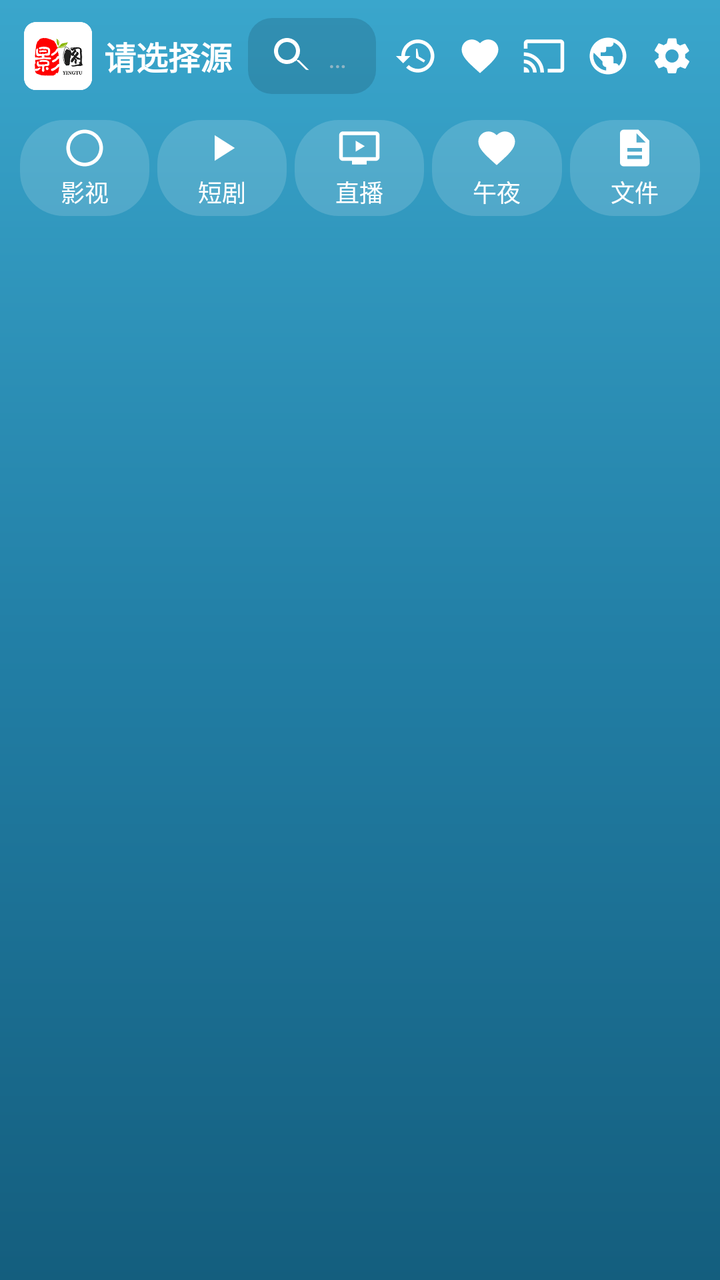
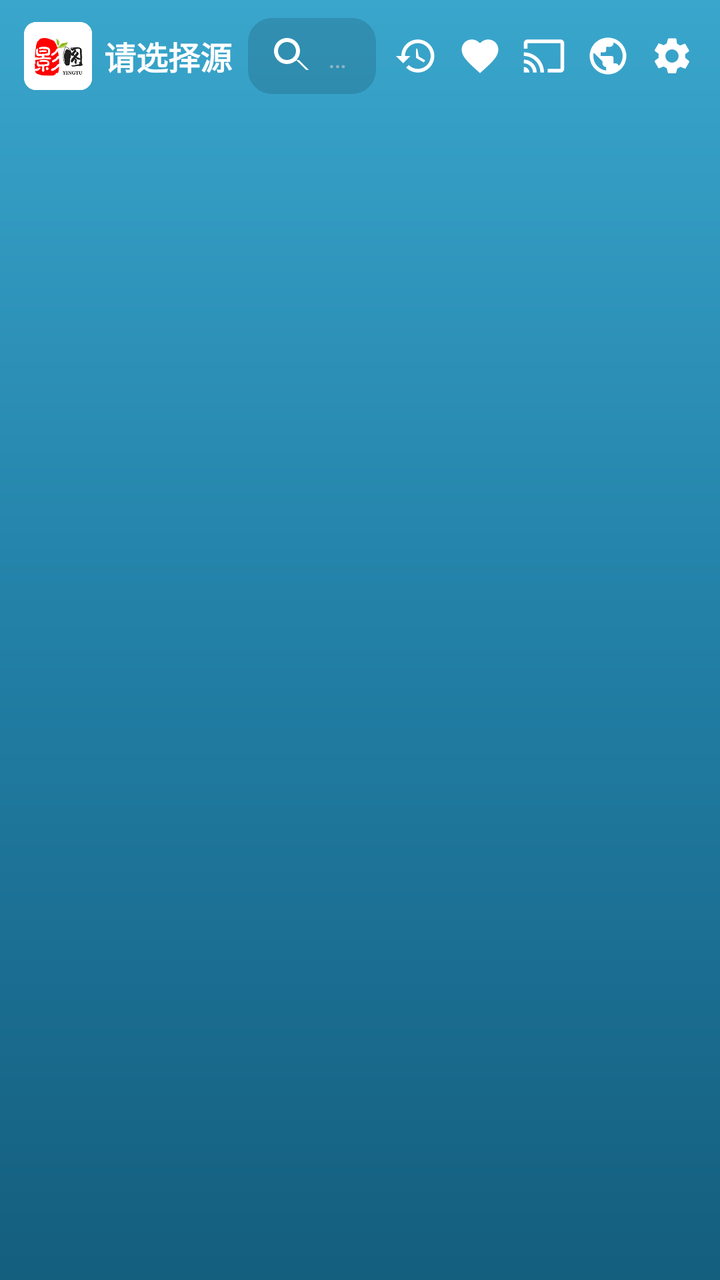

Before-and-after screenshots of an Android layout around one commit, followed by the original layout XML and the change that was made.
<!-- AndroidManifest.xml: application theme AppTheme -->
<!-- res/layout/activity_home.xml -->
<?xml version="1.0" encoding="utf-8"?>
<FrameLayout xmlns:android="http://schemas.android.com/apk/res/android"
    xmlns:app="http://schemas.android.com/apk/res-auto"
    android:layout_width="match_parent"
    android:layout_height="match_parent"
    android:fitsSystemWindows="true">

    
    <LinearLayout
        android:layout_width="match_parent"
        android:layout_height="match_parent"
        android:orientation="vertical">

        
        <LinearLayout
            android:layout_width="match_parent"
            android:layout_height="56dp"
            android:gravity="center_vertical"
            android:orientation="horizontal"
            android:paddingStart="12dp"
            android:paddingEnd="8dp">

            <ImageView
                android:id="@+id/ivLogo"
                android:layout_width="34dp"
                android:layout_height="34dp"
                android:contentDescription="打开导航"
                android:src="@drawable/logo" />

            <TextView
                android:id="@+id/tvTitle"
                android:layout_width="wrap_content"
                android:layout_height="wrap_content"
                android:layout_marginStart="6dp"
                android:ellipsize="end"
                android:maxLines="1"
                android:maxWidth="110dp"
                android:text="@string/source_default"
                android:textColor="@color/text_primary"
                android:textSize="16sp"
                android:textStyle="bold" />

            
            <TextView
                android:id="@+id/tvSearchBox"
                android:layout_width="0dp"
                android:layout_height="38dp"
                android:layout_marginStart="8dp"
                android:layout_marginEnd="4dp"
                android:layout_weight="1"
                android:background="@drawable/bg_input"
                android:clickable="true"
                android:drawableStart="@drawable/ic_search"
                android:drawablePadding="6dp"
                android:ellipsize="end"
                android:focusable="true"
                android:gravity="center_vertical"
                android:maxLines="1"
                android:paddingStart="10dp"
                android:paddingEnd="10dp"
                android:text="@string/hint_search"
                android:textColor="@color/text_hint"
                android:textSize="14sp" />

            <ImageView
                android:id="@+id/ivHistory"
                android:layout_width="32dp"
                android:layout_height="32dp"
                android:background="?attr/selectableItemBackgroundBorderless"
                android:contentDescription="历史"
                android:padding="5dp"
                android:src="@drawable/ic_history"
                app:tint="@color/text_primary" />

            <ImageView
                android:id="@+id/ivFav"
                android:layout_width="32dp"
                android:layout_height="32dp"
                android:background="?attr/selectableItemBackgroundBorderless"
                android:contentDescription="收藏"
                android:padding="5dp"
                android:src="@drawable/ic_fav_on"
                app:tint="@color/text_primary" />

            <ImageView
                android:id="@+id/ivCast"
                android:layout_width="32dp"
                android:layout_height="32dp"
                android:background="?attr/selectableItemBackgroundBorderless"
                android:contentDescription="放映"
                android:padding="5dp"
                android:src="@drawable/ic_cast"
                app:tint="@color/text_primary" />

            <ImageView
                android:id="@+id/ivWeb"
                android:layout_width="32dp"
                android:layout_height="32dp"
                android:background="?attr/selectableItemBackgroundBorderless"
                android:contentDescription="网页"
                android:padding="5dp"
                android:src="@drawable/ic_web"
                app:tint="@color/text_primary" />

            <ImageView
                android:id="@+id/ivSetting"
                android:layout_width="32dp"
                android:layout_height="32dp"
                android:background="?attr/selectableItemBackgroundBorderless"
                android:contentDescription="设置"
                android:padding="5dp"
                android:src="@drawable/ic_setting"
                app:tint="@color/text_primary" />
        </LinearLayout>

        
        <include layout="@layout/layout_home_zone_tabs" />

        
        <FrameLayout
            android:id="@+id/fragmentContainer"
            android:layout_width="match_parent"
            android:layout_height="0dp"
            android:layout_weight="1" />
    </LinearLayout>

    
    <View
        android:id="@+id/edgeSwipeZone"
        android:layout_width="16dp"
        android:layout_height="match_parent"
        android:layout_gravity="start"
        android:layout_marginTop="56dp"
        android:background="@android:color/transparent" />

    
    <View
        android:id="@+id/sidebarScrim"
        android:layout_width="match_parent"
        android:layout_height="match_parent"
        android:background="#80000000"
        android:visibility="gone" />

    
    <LinearLayout
        android:id="@+id/sidebarPanel"
        android:layout_width="304dp"
        android:layout_height="match_parent"
        android:layout_gravity="start"
        android:background="@color/gradient_bottom"
        android:orientation="vertical"
        android:paddingTop="16dp"
        android:visibility="gone">

        <LinearLayout
            android:layout_width="match_parent"
            android:layout_height="wrap_content"
            android:gravity="center_vertical"
            android:orientation="horizontal"
            android:paddingStart="20dp"
            android:paddingEnd="16dp"
            android:paddingBottom="12dp">

            <ImageView
                android:id="@+id/ivSbLogo"
                android:layout_width="48dp"
                android:layout_height="48dp"
                android:background="@drawable/bg_circle_transparent"
                android:contentDescription="影图+"
                android:padding="6dp"
                android:scaleType="fitCenter"
                android:src="@drawable/logo" />

            <LinearLayout
                android:layout_width="wrap_content"
                android:layout_height="wrap_content"
                android:layout_marginStart="12dp"
                android:orientation="vertical">

                <TextView
                    android:layout_width="wrap_content"
                    android:layout_height="wrap_content"
                    android:text="影图+"
                    android:textColor="@color/text_primary"
                    android:textSize="17sp"
                    android:textStyle="bold" />

                <TextView
                    android:id="@+id/tvSbVersion"
                    android:layout_width="wrap_content"
                    android:layout_height="wrap_content"
                    android:layout_marginTop="2dp"
                    android:textColor="@color/text_secondary"
                    android:textSize="12sp" />
            </LinearLayout>
        </LinearLayout>

        <View
            android:layout_width="match_parent"
            android:layout_height="1dp"
            android:layout_marginStart="20dp"
            android:layout_marginEnd="20dp"
            android:background="#26FFFFFF" />

        
        <LinearLayout
            android:layout_width="match_parent"
            android:layout_height="wrap_content"
            android:layout_marginStart="12dp"
            android:layout_marginTop="12dp"
            android:layout_marginEnd="12dp"
            android:background="@drawable/bg_widget"
            android:orientation="vertical"
            android:paddingTop="4dp"
            android:paddingBottom="4dp">

            <LinearLayout
                android:layout_width="match_parent"
                android:layout_height="wrap_content"
                android:orientation="vertical"
                android:paddingStart="16dp"
                android:paddingTop="8dp"
                android:paddingEnd="16dp"
                android:paddingBottom="8dp">

                <TextView
                    android:layout_width="wrap_content"
                    android:layout_height="wrap_content"
                    android:text="应用工具"
                    android:textColor="@color/text_primary"
                    android:textSize="15sp"
                    android:textStyle="bold" />

                <TextView
                    android:layout_width="wrap_content"
                    android:layout_height="wrap_content"
                    android:layout_marginTop="2dp"
                    android:text="通用配置与管理"
                    android:textColor="@color/text_secondary"
                    android:textSize="12sp" />
            </LinearLayout>

            <LinearLayout
                android:id="@+id/sbFastSearch"
                android:layout_width="match_parent"
                android:layout_height="56dp"
                android:gravity="center_vertical"
                android:orientation="horizontal"
                android:paddingStart="16dp"
                android:paddingEnd="12dp">

                <ImageView
                    android:layout_width="24dp"
                    android:layout_height="24dp"
                    android:src="@drawable/ic_search"
                    app:tint="@color/text_primary" />

                <LinearLayout
                    android:layout_width="0dp"
                    android:layout_height="wrap_content"
                    android:layout_marginStart="14dp"
                    android:layout_weight="1"
                    android:orientation="vertical">

                    <TextView
                        android:id="@+id/tvSbFastSearch"
                        android:layout_width="wrap_content"
                        android:layout_height="wrap_content"
                        android:text="快搜"
                        android:textColor="@color/text_primary"
                        android:textSize="15sp" />

                    <TextView
                        android:layout_width="wrap_content"
                        android:layout_height="wrap_content"
                        android:layout_marginTop="2dp"
                        android:text="多站并行搜索，快速找片"
                        android:textColor="@color/text_secondary"
                        android:textSize="12sp" />
                </LinearLayout>

                <ImageView
                    android:layout_width="18dp"
                    android:layout_height="18dp"
                    android:src="@drawable/ic_arrow_right"
                    app:tint="@color/text_secondary" />
            </LinearLayout>

            <LinearLayout
                android:id="@+id/sbCollect"
                android:layout_width="match_parent"
                android:layout_height="56dp"
                android:gravity="center_vertical"
                android:orientation="horizontal"
                android:paddingStart="16dp"
                android:paddingEnd="12dp">

                <ImageView
                    android:layout_width="24dp"
                    android:layout_height="24dp"
                    android:src="@drawable/ic_fav_on"
                    app:tint="@color/text_primary" />

                <LinearLayout
                    android:layout_width="0dp"
                    android:layout_height="wrap_content"
                    android:layout_marginStart="14dp"
                    android:layout_weight="1"
                    android:orientation="vertical">

                    <TextView
                        android:id="@+id/tvSbCollect"
                        android:layout_width="wrap_content"
                        android:layout_height="wrap_content"
                        android:text="收藏"
                        android:textColor="@color/text_primary"
                        android:textSize="15sp" />

                    <TextView
                        android:layout_width="wrap_content"
                        android:layout_height="wrap_content"
                        android:layout_marginTop="2dp"
                        android:text="收藏的影片，随时回看"
                        android:textColor="@color/text_secondary"
                        android:textSize="12sp" />
                </LinearLayout>

                <ImageView
                    android:layout_width="18dp"
                    android:layout_height="18dp"
                    android:src="@drawable/ic_arrow_right"
                    app:tint="@color/text_secondary" />
            </LinearLayout>

            <LinearLayout
                android:id="@+id/sbApps"
                android:layout_width="match_parent"
                android:layout_height="56dp"
                android:gravity="center_vertical"
                android:orientation="horizontal"
                android:paddingStart="16dp"
                android:paddingEnd="12dp">

                <ImageView
                    android:layout_width="24dp"
                    android:layout_height="24dp"
                    android:src="@drawable/ic_apps"
                    app:tint="@color/text_primary" />

                <LinearLayout
                    android:layout_width="0dp"
                    android:layout_height="wrap_content"
                    android:layout_marginStart="14dp"
                    android:layout_weight="1"
                    android:orientation="vertical">

                    <TextView
                        android:id="@+id/tvSbApps"
                        android:layout_width="wrap_content"
                        android:layout_height="wrap_content"
                        android:text="应用"
                        android:textColor="@color/text_primary"
                        android:textSize="15sp" />

                    <TextView
                        android:layout_width="wrap_content"
                        android:layout_height="wrap_content"
                        android:layout_marginTop="2dp"
                        android:text="手机已装应用，点一下打开"
                        android:textColor="@color/text_secondary"
                        android:textSize="12sp" />
                </LinearLayout>

                <ImageView
                    android:layout_width="18dp"
                    android:layout_height="18dp"
                    android:src="@drawable/ic_arrow_right"
                    app:tint="@color/text_secondary" />
            </LinearLayout>

            <LinearLayout
                android:id="@+id/sbDrive"
                android:layout_width="match_parent"
                android:layout_height="56dp"
                android:gravity="center_vertical"
                android:orientation="horizontal"
                android:paddingStart="16dp"
                android:paddingEnd="12dp">

                <ImageView
                    android:layout_width="24dp"
                    android:layout_height="24dp"
                    android:src="@drawable/ic_folder"
                    app:tint="@color/text_primary" />

                <LinearLayout
                    android:layout_width="0dp"
                    android:layout_height="wrap_content"
                    android:layout_marginStart="14dp"
                    android:layout_weight="1"
                    android:orientation="vertical">

                    <TextView
                        android:id="@+id/tvSbDrive"
                        android:layout_width="wrap_content"
                        android:layout_height="wrap_content"
                        android:text="网盘"
                        android:textColor="@color/text_primary"
                        android:textSize="15sp" />

                    <TextView
                        android:layout_width="wrap_content"
                        android:layout_height="wrap_content"
                        android:layout_marginTop="2dp"
                        android:text="网盘资源浏览与播放"
                        android:textColor="@color/text_secondary"
                        android:textSize="12sp" />
                </LinearLayout>

                <ImageView
                    android:layout_width="18dp"
                    android:layout_height="18dp"
                    android:src="@drawable/ic_arrow_right"
                    app:tint="@color/text_secondary" />
            </LinearLayout>

            <LinearLayout
                android:id="@+id/sbPush"
                android:layout_width="match_parent"
                android:layout_height="56dp"
                android:gravity="center_vertical"
                android:orientation="horizontal"
                android:paddingStart="16dp"
                android:paddingEnd="12dp">

                <ImageView
                    android:layout_width="24dp"
                    android:layout_height="24dp"
                    android:src="@drawable/ic_chat"
                    app:tint="@color/text_primary" />

                <LinearLayout
                    android:layout_width="0dp"
                    android:layout_height="wrap_content"
                    android:layout_marginStart="14dp"
                    android:layout_weight="1"
                    android:orientation="vertical">

                    <TextView
                        android:id="@+id/tvSbPush"
                        android:layout_width="wrap_content"
                        android:layout_height="wrap_content"
                        android:text="推送"
                        android:textColor="@color/text_primary"
                        android:textSize="15sp" />

                    <TextView
                        android:layout_width="wrap_content"
                        android:layout_height="wrap_content"
                        android:layout_marginTop="2dp"
                        android:text="推送消息收件箱"
                        android:textColor="@color/text_secondary"
                        android:textSize="12sp" />
                </LinearLayout>

                <ImageView
                    android:layout_width="18dp"
                    android:layout_height="18dp"
                    android:src="@drawable/ic_arrow_right"
                    app:tint="@color/text_secondary" />
            </LinearLayout>

            <LinearLayout
                android:id="@+id/sbEpg"
                android:layout_width="match_parent"
                android:layout_height="56dp"
                android:gravity="center_vertical"
                android:orientation="horizontal"
                android:paddingStart="16dp"
                android:paddingEnd="12dp">

                <ImageView
                    android:layout_width="24dp"
                    android:layout_height="24dp"
                    android:src="@drawable/ic_episode"
                    app:tint="@color/text_primary" />

                <LinearLayout
                    android:layout_width="0dp"
                    android:layout_height="wrap_content"
                    android:layout_marginStart="14dp"
                    android:layout_weight="1"
                    android:orientation="vertical">

                    <TextView
                        android:id="@+id/tvSbEpg"
                        android:layout_width="wrap_content"
                        android:layout_height="wrap_content"
                        android:text="节目单"
                        android:textColor="@color/text_primary"
                        android:textSize="15sp" />

                    <TextView
                        android:layout_width="wrap_content"
                        android:layout_height="wrap_content"
                        android:layout_marginTop="2dp"
                        android:text="直播频道节目时间表"
                        android:textColor="@color/text_secondary"
                        android:textSize="12sp" />
                </LinearLayout>

                <ImageView
                    android:layout_width="18dp"
                    android:layout_height="18dp"
                    android:src="@drawable/ic_arrow_right"
                    app:tint="@color/text_secondary" />
            </LinearLayout>
        </LinearLayout>
    </LinearLayout>

</FrameLayout>
<!-- res/layout/layout_home_zone_tabs.xml (included above) -->
<?xml version="1.0" encoding="utf-8"?>
<LinearLayout xmlns:android="http://schemas.android.com/apk/res/android"
    xmlns:app="http://schemas.android.com/apk/res-auto"
    android:layout_width="match_parent"
    android:layout_height="56dp"
    android:gravity="center_vertical"
    android:orientation="horizontal"
    android:paddingStart="8dp"
    android:paddingEnd="8dp">

    <LinearLayout
        android:id="@+id/tabMovie"
        android:layout_width="0dp"
        android:layout_height="48dp"
        android:layout_margin="2dp"
        android:layout_weight="1"
        android:background="@drawable/bg_tab_pill"
        android:clickable="true"
        android:gravity="center"
        android:orientation="vertical">

        <ImageView
            android:id="@+id/ivTabMovie"
            android:layout_width="22dp"
            android:layout_height="22dp"
            android:src="@drawable/ic_play_circle"
            app:tint="@color/text_primary" />

        <TextView
            android:id="@+id/tvTabMovie"
            android:layout_width="wrap_content"
            android:layout_height="wrap_content"
            android:layout_marginTop="2dp"
            android:text="影视"
            android:textColor="@color/text_primary"
            android:textSize="12sp" />
    </LinearLayout>

    <LinearLayout
        android:id="@+id/tabDrama"
        android:layout_width="0dp"
        android:layout_height="48dp"
        android:layout_margin="2dp"
        android:layout_weight="1"
        android:background="@drawable/bg_tab_pill"
        android:clickable="true"
        android:gravity="center"
        android:orientation="vertical">

        <ImageView
            android:id="@+id/ivTabDrama"
            android:layout_width="22dp"
            android:layout_height="22dp"
            android:src="@drawable/ic_play"
            app:tint="@color/text_primary" />

        <TextView
            android:id="@+id/tvTabDrama"
            android:layout_width="wrap_content"
            android:layout_height="wrap_content"
            android:layout_marginTop="2dp"
            android:text="短剧"
            android:textColor="@color/text_primary"
            android:textSize="12sp" />
    </LinearLayout>

    <LinearLayout
        android:id="@+id/tabLive"
        android:layout_width="0dp"
        android:layout_height="48dp"
        android:layout_margin="2dp"
        android:layout_weight="1"
        android:background="@drawable/bg_tab_pill"
        android:clickable="true"
        android:gravity="center"
        android:orientation="vertical">

        <ImageView
            android:id="@+id/ivTabLive"
            android:layout_width="22dp"
            android:layout_height="22dp"
            android:src="@drawable/ic_live"
            app:tint="@color/text_primary" />

        <TextView
            android:id="@+id/tvTabLive"
            android:layout_width="wrap_content"
            android:layout_height="wrap_content"
            android:layout_marginTop="2dp"
            android:text="直播"
            android:textColor="@color/text_primary"
            android:textSize="12sp" />
    </LinearLayout>

    <LinearLayout
        android:id="@+id/tabMidnight"
        android:layout_width="0dp"
        android:layout_height="48dp"
        android:layout_margin="2dp"
        android:layout_weight="1"
        android:background="@drawable/bg_tab_pill"
        android:clickable="true"
        android:gravity="center"
        android:orientation="vertical">

        <ImageView
            android:id="@+id/ivTabMidnight"
            android:layout_width="22dp"
            android:layout_height="22dp"
            android:src="@drawable/ic_fav_on"
            app:tint="@color/text_primary" />

        <TextView
            android:id="@+id/tvTabMidnight"
            android:layout_width="wrap_content"
            android:layout_height="wrap_content"
            android:layout_marginTop="2dp"
            android:text="午夜"
            android:textColor="@color/text_primary"
            android:textSize="12sp" />
    </LinearLayout>

    <LinearLayout
        android:id="@+id/tabFile"
        android:layout_width="0dp"
        android:layout_height="48dp"
        android:layout_margin="2dp"
        android:layout_weight="1"
        android:background="@drawable/bg_tab_pill"
        android:clickable="true"
        android:gravity="center"
        android:orientation="vertical">

        <ImageView
            android:id="@+id/ivTabFile"
            android:layout_width="22dp"
            android:layout_height="22dp"
            android:src="@drawable/ic_file"
            app:tint="@color/text_primary" />

        <TextView
            android:id="@+id/tvTabFile"
            android:layout_width="wrap_content"
            android:layout_height="wrap_content"
            android:layout_marginTop="2dp"
            android:text="文件"
            android:textColor="@color/text_primary"
            android:textSize="12sp" />
    </LinearLayout>
</LinearLayout>
<!-- resources referenced by this layout -->
<resources>
  <color name="gradient_bottom">#145E7E</color>
  <color name="text_hint">#8FB4C4</color>
  <color name="text_primary">#FFFFFF</color>
  <color name="text_secondary">#C4DEE9</color>
  <!-- drawable bg_circle_transparent (drawable) -->
  <?xml version="1.0" encoding="utf-8"?>
  <shape xmlns:android="http://schemas.android.com/apk/res/android"
      android:shape="oval">
      <solid android:color="#4DFFFFFF" />
  </shape>
  <!-- drawable bg_input (drawable) -->
  <?xml version="1.0" encoding="utf-8"?>
  <shape xmlns:android="http://schemas.android.com/apk/res/android"
      android:shape="rectangle">
      <solid android:color="@color/card_bg" />
      <corners android:radius="12dp" />
  </shape>
  <!-- drawable bg_widget (drawable) -->
  <?xml version="1.0" encoding="utf-8"?>
  <shape xmlns:android="http://schemas.android.com/apk/res/android"
      android:shape="rectangle">
      <solid android:color="#99000000" />
      <corners android:radius="8dp" />
  </shape>
  <!-- drawable ic_arrow_right (drawable) -->
  <?xml version="1.0" encoding="utf-8"?>
  <vector xmlns:android="http://schemas.android.com/apk/res/android"
      android:width="18dp"
      android:height="18dp"
      android:viewportWidth="24"
      android:viewportHeight="24"
      android:tint="@color/text_hint">
      <path
          android:fillColor="#FFFFFF"
          android:pathData="M8.59,16.59L13.17,12 8.59,7.41 10,6l6,6 -6,6z" />
  </vector>
  <!-- drawable ic_chat (drawable) -->
  <?xml version="1.0" encoding="utf-8"?>
  <vector xmlns:android="http://schemas.android.com/apk/res/android"
      android:width="24dp" android:height="24dp"
      android:viewportWidth="24" android:viewportHeight="24">
      <path android:fillColor="#FFFFFF"
          android:pathData="M12,2C6.48,2 2,6.48 2,12s4.48,10 10,10 10,-4.48 10,-10S17.52,2 12,2zM12,4c4.41,0 8,3.59 8,8s-3.59,8 -8,8 -8,-3.59 -8,-8S7.59,4 12,4z" />
  </vector>
  <!-- drawable ic_play (drawable) -->
  <?xml version="1.0" encoding="utf-8"?>
  <vector xmlns:android="http://schemas.android.com/apk/res/android"
      android:width="24dp"
      android:height="24dp"
      android:viewportWidth="24"
      android:viewportHeight="24">
      <path
          android:fillColor="#FFFFFF"
          android:pathData="M8,5v14l11,-7z" />
  </vector>
  <!-- drawable ic_play_circle (drawable) -->
  <?xml version="1.0" encoding="utf-8"?>
  <vector xmlns:android="http://schemas.android.com/apk/res/android"
      android:width="24dp" android:height="24dp"
      android:viewportWidth="24" android:viewportHeight="24">
      <path android:fillColor="#FFFFFF"
          android:pathData="M12,2C6.48,2 2,6.48 2,12s4.48,10 10,10 10,-4.48 10,-10S17.52,2 12,2zM12,4c4.41,0 8,3.59 8,8s-3.59,8 -8,8 -8,-3.59 -8,-8S7.59,4 12,4z" />
  </vector>
  <string name="hint_search">搜索影片</string>
  <string name="source_default">请选择源</string>
  <style name="AppTheme" parent="Base.AppTheme" />
  <color name="card_bg">#3313384A</color>
  <color name="colorPrimary">#2BC4D8</color>
  <color name="white">#FFFFFF</color>
  <color name="amber_300">#FFD54F</color>
  <color name="colorOnPrimary">#06202A</color>
  <color name="colorPrimaryVariant">#1FA7BC</color>
  <!-- drawable bg_main_gradient (drawable) -->
  <?xml version="1.0" encoding="utf-8"?>
  <shape xmlns:android="http://schemas.android.com/apk/res/android"
      android:shape="rectangle">
      <gradient
          android:angle="270"
          android:startColor="@color/gradient_top"
          android:centerColor="@color/gradient_mid"
          android:endColor="@color/gradient_bottom"
          android:type="linear" />
  </shape>
  <color name="gradient_top">#3AA6CC</color>
  <color name="gradient_mid">#227FA6</color>
  <!-- unchanged entries left out for length: 14 -->
</resources>

<!-- the commit's change to res/layout/activity_home.xml (unified diff, before → after) -->
@@ -113,8 +113,6 @@
                 app:tint="@color/text_primary" />
         </LinearLayout>
 
-        
-        <include layout="@layout/layout_home_zone_tabs" />
 
         
         <FrameLayout
@@ -201,6 +199,15 @@
             android:layout_marginStart="20dp"
             android:layout_marginEnd="20dp"
             android:background="#26FFFFFF" />
+
+        
+        <include
+            layout="@layout/layout_home_zone_tabs"
+            android:layout_width="match_parent"
+            android:layout_height="56dp"
+            android:layout_marginStart="4dp"
+            android:layout_marginTop="8dp"
+            android:layout_marginEnd="4dp" />
 
         
         <LinearLayout
